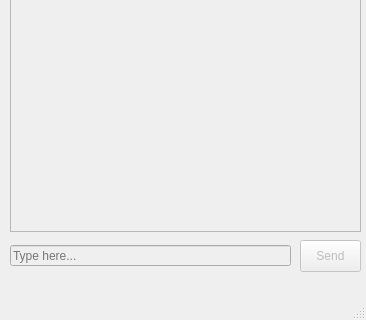
Old version of the form examples/QT/SioChatDemo/mainwindow.ui in the repository socketio/socket.io-client-cpp; both pictures show x 0 to 366 and y 257 to 577 of the 366 by 577 pixel window.
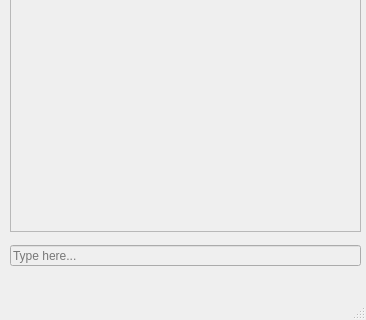
New version of the form.

Commit message: change QT demo UI and gif, clean code

```diff
--- a/examples/QT/SioChatDemo/mainwindow.ui
+++ b/examples/QT/SioChatDemo/mainwindow.ui
@@ -14,22 +14,6 @@
    <string>Socket.IO Chat</string>
   </property>
   <widget class="QWidget" name="centralWidget">
-   <widget class="QPushButton" name="sendBtn">
-    <property name="enabled">
-     <bool>false</bool>
-    </property>
-    <property name="geometry">
-     <rect>
-      <x>300</x>
-      <y>480</y>
-      <width>61</width>
-      <height>32</height>
-     </rect>
-    </property>
-    <property name="text">
-     <string>Send</string>
-    </property>
-   </widget>
    <widget class="QListWidget" name="listView">
     <property name="enabled">
      <bool>false</bool>
@@ -57,7 +41,7 @@
      <rect>
       <x>10</x>
       <y>485</y>
-      <width>281</width>
+      <width>351</width>
       <height>21</height>
      </rect>
     </property>
```
Left out of the diff: 16 changed lines with no effect on the pictures. The commit also changes 4 other files.
